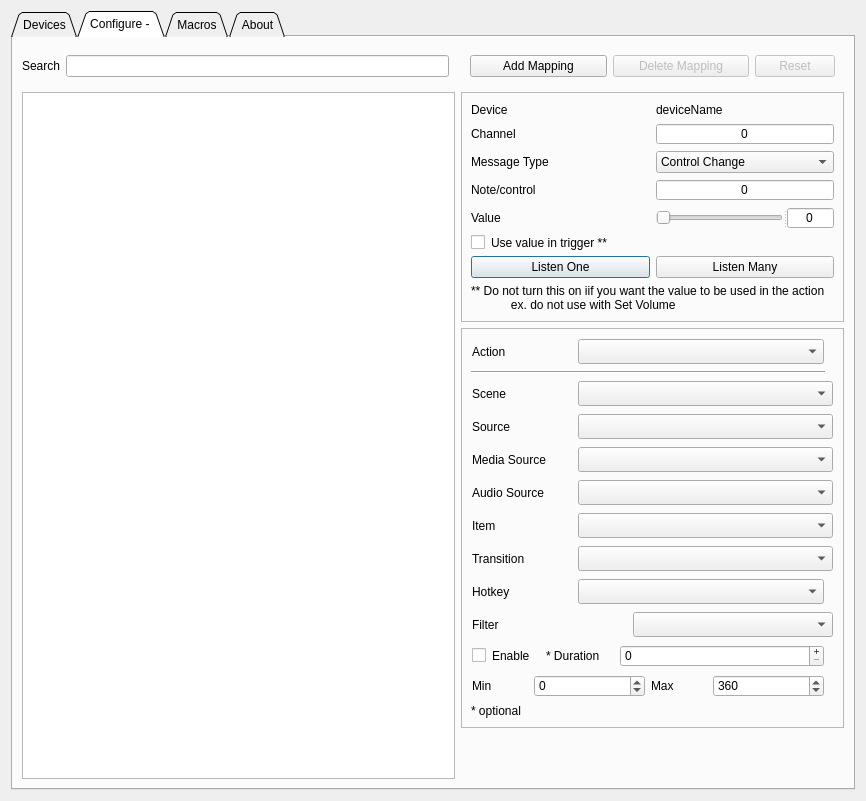
teisenbe/obs-midi, file src/forms/settings-dialog.ui: the form before one commit.
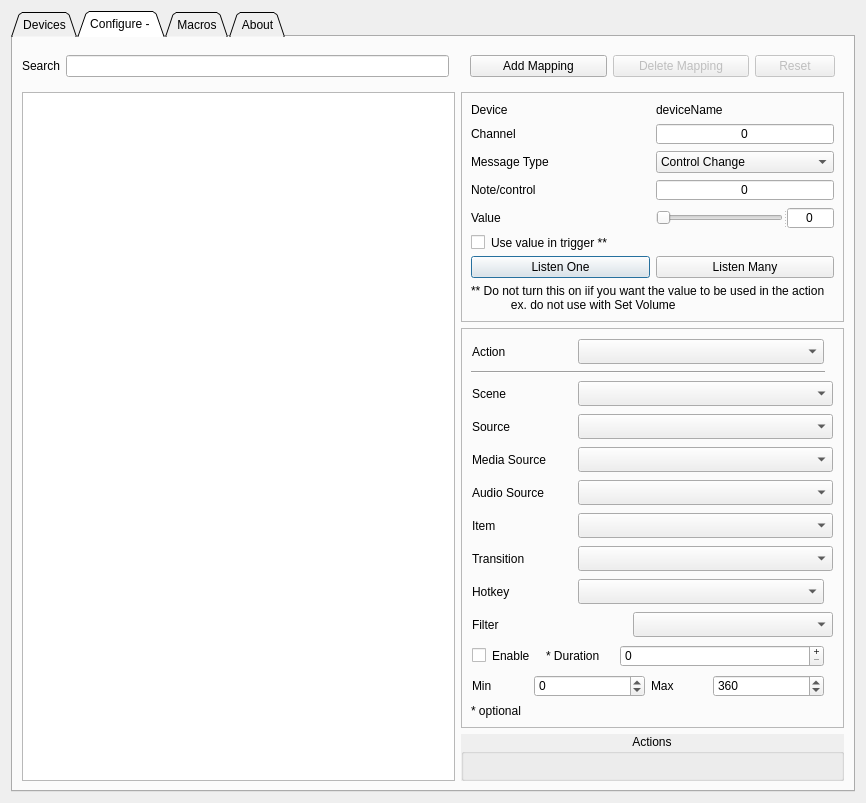
The form after the commit.

Commit message: Create Sub Subclasses for actions

Patch:
```diff
--- a/src/forms/settings-dialog.ui
+++ b/src/forms/settings-dialog.ui
@@ -256,6 +256,12 @@
       <layout class="QGridLayout" name="gridLayout_30">
        <item row="1" column="0" rowspan="3" colspan="3">
         <widget class="QListWidget" name="list_mapping">
+         <property name="sizePolicy">
+          <sizepolicy hsizetype="Preferred" vsizetype="Preferred">
+           <horstretch>0</horstretch>
+           <verstretch>0</verstretch>
+          </sizepolicy>
+         </property>
          <property name="autoFillBackground">
           <bool>true</bool>
          </property>
@@ -1533,6 +1539,25 @@
          </layout>
         </widget>
        </item>
+       <item row="3" column="3">
+        <widget class="QGroupBox" name="box_action">
+         <property name="sizePolicy">
+          <sizepolicy hsizetype="MinimumExpanding" vsizetype="MinimumExpanding">
+           <horstretch>0</horstretch>
+           <verstretch>0</verstretch>
+          </sizepolicy>
+         </property>
+         <property name="autoFillBackground">
+          <bool>true</bool>
+         </property>
+         <property name="title">
+          <string>Actions</string>
+         </property>
+         <property name="alignment">
+          <set>Qt::AlignHCenter|Qt::AlignTop</set>
+         </property>
+        </widget>
+       </item>
       </layout>
      </widget>
      <widget class="QWidget" name="tab_Macros">
```
The commit also changes 6 other files.
